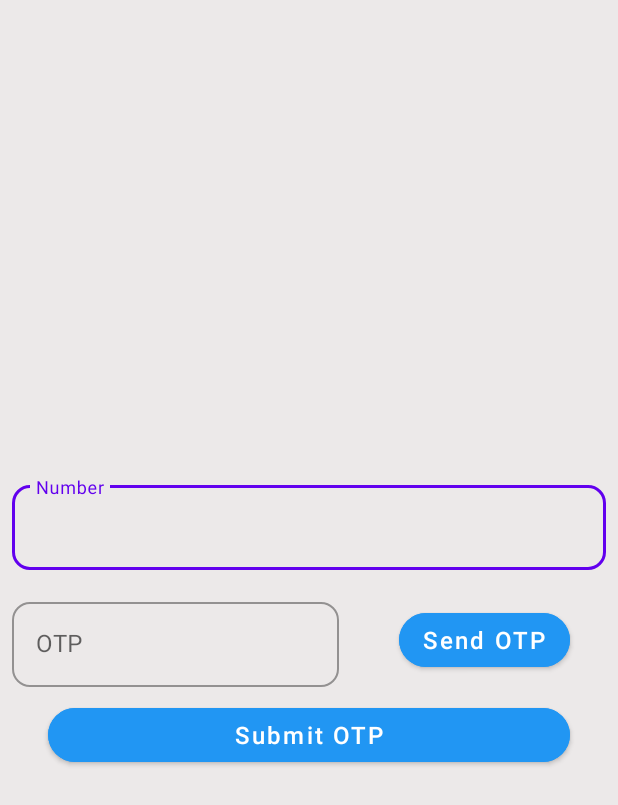
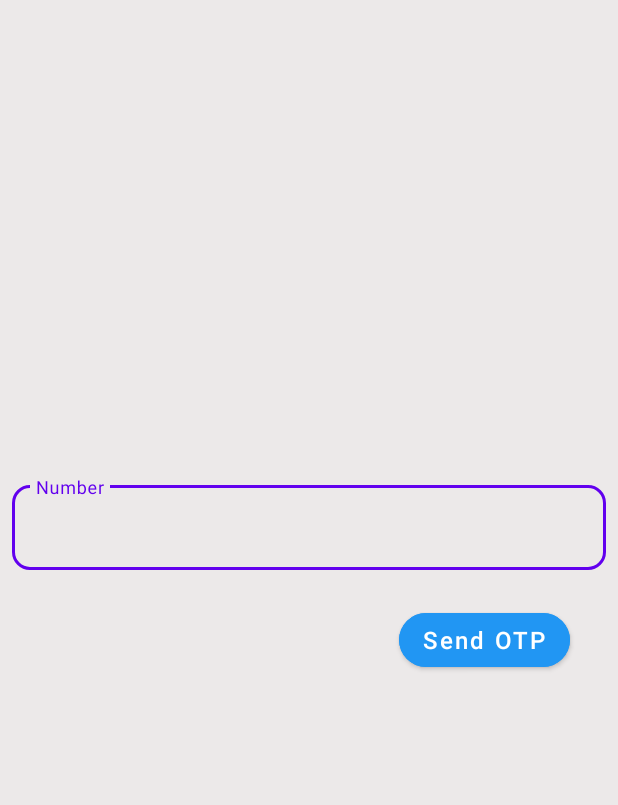
Before and after one commit to shubhbatra12/IPU_Notes, an Android app: the MobileLoginActivity screen opened directly, with no data from a screen before it, after a tap on "Send OTP", on a phone screen of 412 x 824 dp. Shown: the top 805 px of the screen. Run offline under Robolectric (Android 15) with nearby library versions, the phone set to English and light mode, and no system bars.

Commit message:
removed some extra code and added a check on phonenumber

```diff
--- a/app/src/main/java/com/example/ipunotes/MobileLoginActivity.kt
+++ b/app/src/main/java/com/example/ipunotes/MobileLoginActivity.kt
@@ -3,6 +3,8 @@ package com.example.ipunotes
 import androidx.appcompat.app.AppCompatActivity
 import android.os.Bundle
 import android.view.View
+import android.widget.Toast
+import androidx.core.text.isDigitsOnly
 import androidx.preference.PreferenceManager
 import kotlinx.android.synthetic.main.activity_mobile_login.*
 
@@ -21,18 +23,13 @@ class MobileLoginActivity : AppCompatActivity() {
         setContentView(R.layout.activity_mobile_login)
 
         sendOtpBtn.setOnClickListener {
-            otpText.visibility = View.VISIBLE
-            submitBtn.visibility = View.VISIBLE
-        }
-    }
-    override fun onResume() {
-        super.onResume()
-        if (sharedPreferences.getBoolean(THEME_CHANGED, false)) {
-            sharedPreferencesEditor.putBoolean(THEME_CHANGED, false).commit()
-            recreate()
-        } else if (sharedPreferences.getBoolean(LANGUAGE_CHANGED, false)) {
-            sharedPreferencesEditor.putBoolean(LANGUAGE_CHANGED, false).commit()
-            recreate()
+            val number = etNumber.text.toString()
+            if(number.length != 10 || !number.isDigitsOnly()){
+                Toast.makeText(this, getString(R.string.invalidNumber), Toast.LENGTH_SHORT).show()
+            }else {
+                otpText.visibility = View.VISIBLE
+                submitBtn.visibility = View.VISIBLE
+            }
         }
     }
 
--- a/app/src/main/res/layout/activity_mobile_login.xml
+++ b/app/src/main/res/layout/activity_mobile_login.xml
@@ -27,7 +27,7 @@
             android:layout_width="match_parent"
             android:layout_height="wrap_content"
             android:hint="Number"
-            android:id="@+id/number"
+            android:id="@+id/etNumber"
             android:maxLength="10"
             android:imeOptions="actionNext"
             android:inputType="number" />
--- a/app/src/main/res/values/strings.xml
+++ b/app/src/main/res/values/strings.xml
@@ -13,5 +13,6 @@
     <string name="hello_blank_fragment">Hello blank fragment</string>
     <string name="themeKey">theme</string>
     <string name="languageKey">language</string>
+    <string name="invalidNumber">Invalid Number</string>
 
 </resources>
```
Also changed, not shown: app/build.gradle (+7 -0 lines), app/src/main/java/com/example/ipunotes/LoginActivity.kt (+0 -11 lines).
